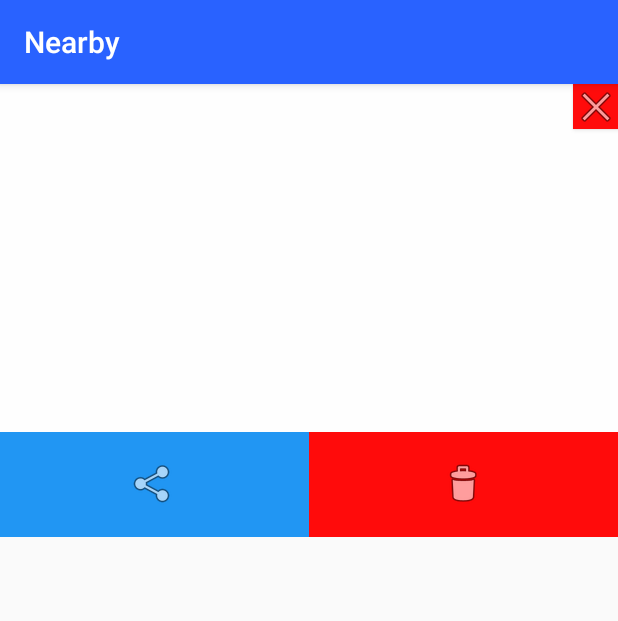
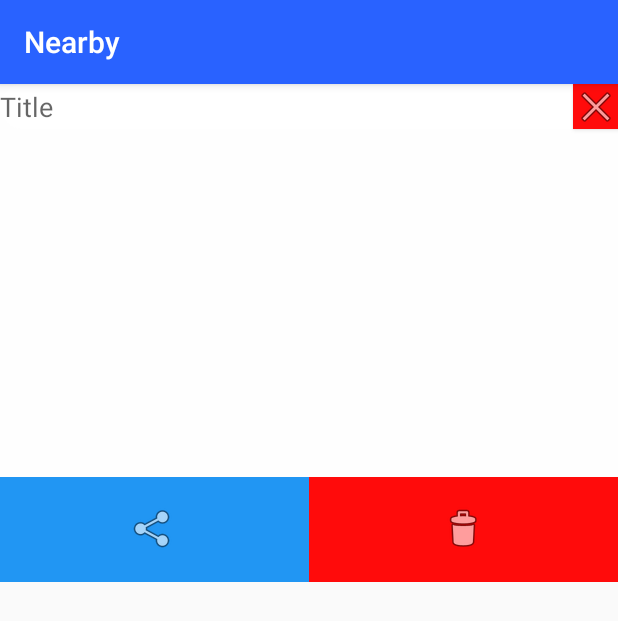
Before and after one commit to hmakarestov/nearby, an Android app: the fragment MeetPointMenuFragment shown on its own in the app's theme, on a phone screen of 412 x 824 dp. Shown: the top 621 px of the screen. Run offline under Robolectric (Android 15) with nearby library versions, the phone set to English and light mode, and no system bars; our stand-ins replace Firebase (no records; nobody signed in at launch, a user with empty details on screens opened directly).

```diff
--- a/app/src/main/java/fhict/nl/nearby/MeetPointMenuFragment.java
+++ b/app/src/main/java/fhict/nl/nearby/MeetPointMenuFragment.java
@@ -16,6 +16,7 @@ import android.view.ViewGroup;
 import android.widget.AdapterView;
 import android.widget.ArrayAdapter;
 import android.widget.Button;
+import android.widget.EditText;
 import android.widget.FrameLayout;
 import android.widget.ListView;
 import android.widget.TextView;
@@ -54,6 +55,8 @@ public class MeetPointMenuFragment extends Fragment {
 
 
         ListView list = (ListView) view.findViewById(R.id.friends_list_share);
+        list.setChoiceMode(ListView.CHOICE_MODE_MULTIPLE);
+
         ArrayList<String> arrayList = new ArrayList<>();
         final ArrayAdapter<String> adapter = new ArrayAdapter<String>(getContext(), android.R.layout.simple_spinner_item, arrayList);
 
@@ -159,6 +162,12 @@ public class MeetPointMenuFragment extends Fragment {
                             map.put("UserID", id);
                         }
                         MapsFragment.MapMarker marker = MapsFragment.getCurrentMarker();
+                        EditText titleET = view.findViewById(R.id.meet_point_editText);
+
+                        if (titleET.getText()!=null || titleET.getText().toString() != "")
+                        {
+                            marker.ChangeTitle(titleET.getText().toString());
+                        }
 
 
                         for (Map.Entry<String, Object> entry : map.entrySet()) {
--- a/app/src/main/res/layout/fragment_meet_point_menu.xml
+++ b/app/src/main/res/layout/fragment_meet_point_menu.xml
@@ -10,7 +10,8 @@
     android:clickable="false"
     android:clipChildren="false"
     android:visibility="visible"
-    tools:context="MeetPointMenuFragment">
+    tools:context="MeetPointMenuFragment"
+    android:windowSoftInputMode="adjustPan">
 
     <Button
         android:id="@+id/cancel"
@@ -33,12 +34,26 @@
         app:layout_constraintStart_toStartOf="parent"
         app:layout_constraintTop_toTopOf="parent">
 
+        <EditText
+            android:id="@+id/meet_point_editText"
+            android:layout_width="match_parent"
+            android:layout_height="30dp"
+            android:layout_weight="1"
+            android:background="@drawable/rounded_style_editview"
+            android:ems="10"
+            android:hint="Title"
+            android:inputType="text"
+            android:singleLine="true"
+            app:layout_constraintEnd_toEndOf="parent"
+            app:layout_constraintHorizontal_bias="0.0"
+            app:layout_constraintStart_toStartOf="parent"
+            app:layout_constraintTop_toBottomOf="@+id/tvLoginTitle" />
+
         <ListView
             android:id="@+id/friends_list_share"
             android:layout_width="match_parent"
-            android:layout_height="232dp">
-
-        </ListView>
+            android:layout_height="232dp"
+            android:listSelector="#77EC5555"/>
 
         <LinearLayout
             android:layout_width="match_parent"
```
Also changed, not shown: app/src/main/java/fhict/nl/nearby/FriendListAdapter.java (+16 -2 lines), app/src/main/java/fhict/nl/nearby/MapsFragment.java (+22 -12 lines), app/src/main/java/fhict/nl/nearby/MenuActivity.java (+9 -2 lines).
